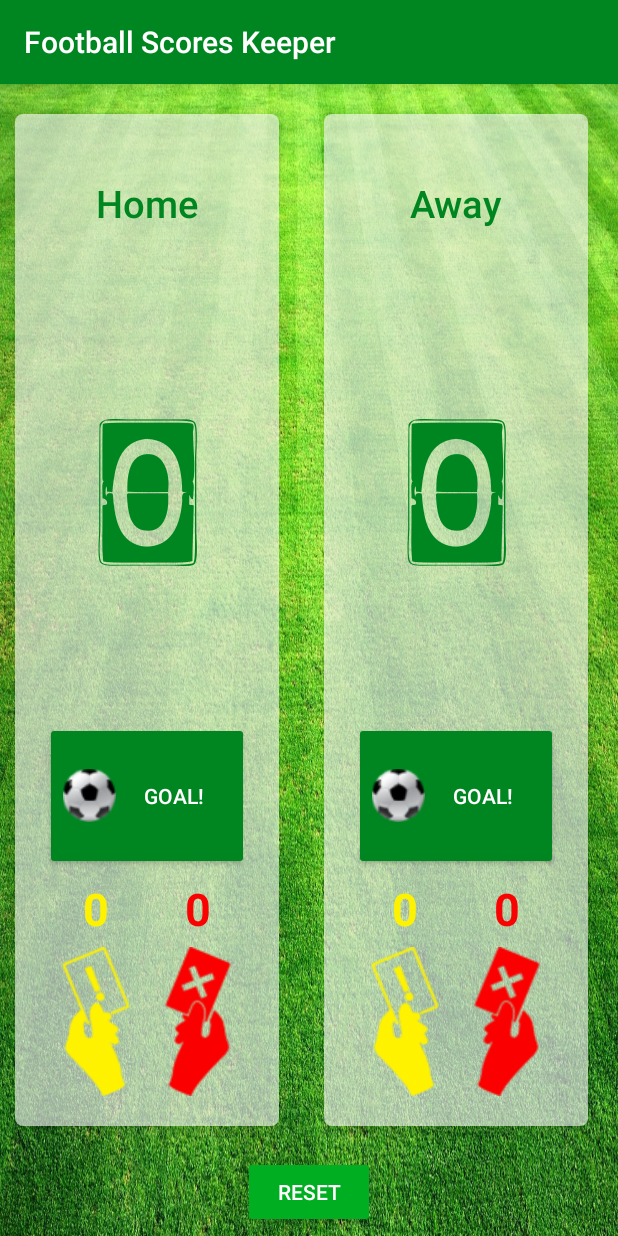
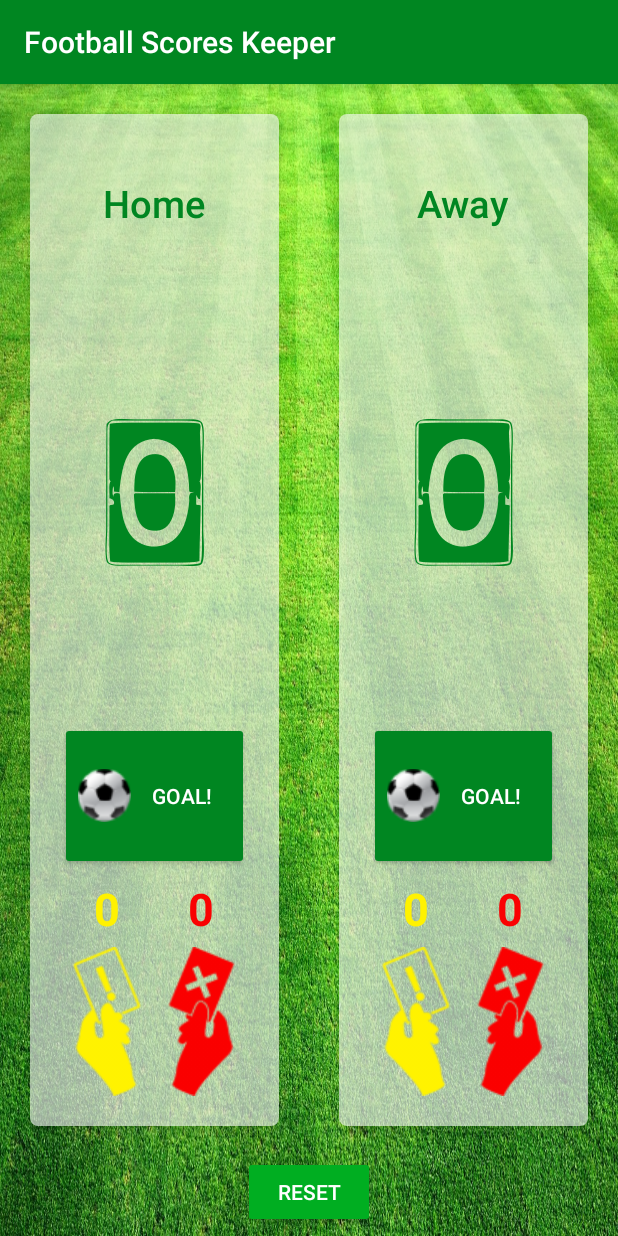
Before and after one commit to djkeops/FootballScoresKeeper, an Android app: the screen it shows after launch (MainActivity), on a phone screen of 412 x 824 dp. Run offline under Robolectric (Android 15) with nearby library versions, the phone set to English and light mode, and no system bars.

Commit message:
TeamLayoutPortrait margin corection

```diff
--- a/app/src/main/res/values/styles.xml
+++ b/app/src/main/res/values/styles.xml
@@ -11,9 +11,9 @@
     <style name="TeamLayoutPortrait">
         <item name="android:layout_marginBottom">20dp</item>
         <item name="android:layout_marginEnd">20dp</item>
-        <item name="android:layout_marginLeft">10dp</item>
+        <item name="android:layout_marginLeft">20dp</item>
         <item name="android:layout_marginRight">20dp</item>
-        <item name="android:layout_marginStart">10dp</item>
+        <item name="android:layout_marginStart">20dp</item>
         <item name="android:layout_marginTop">20dp</item>
         <item name="android:background">@drawable/rounded_shape</item>
         <item name="android:elevation">5dp</item>
```
